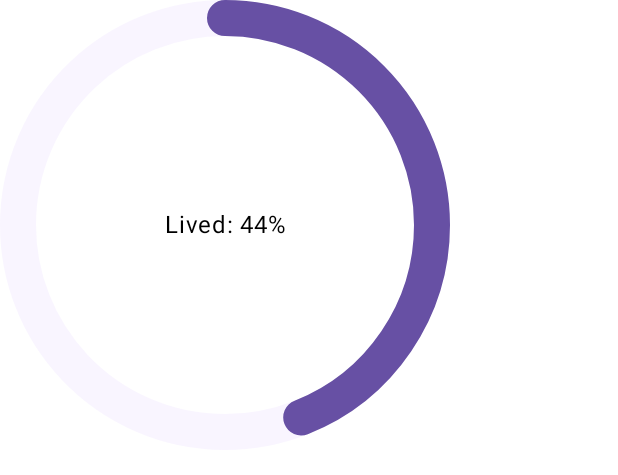
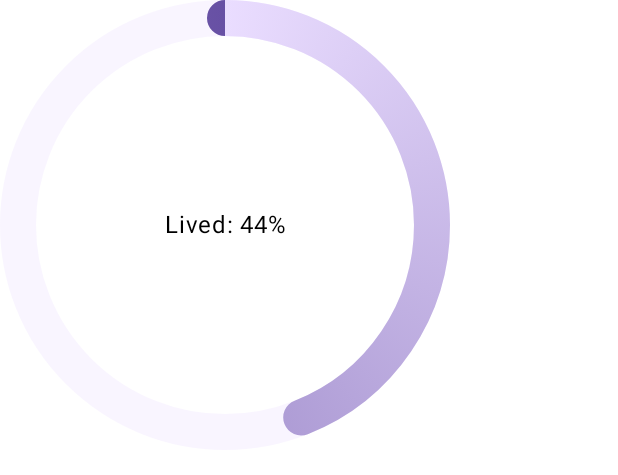
Before and after one commit to gergo225/MementoMoriCalendar, an Android app built with Jetpack Compose: the @Preview function CustomCircularProgressPreview, on a phone screen of 412 x 824 dp. Shown: the top 475 px of the screen. Run offline under Robolectric (Android 15) with nearby library versions, the phone set to English and light mode, and no system bars.

Commit message:
Add gradient to circular progress bar.
Implementation derived from Composes' CircularProgressIndicator and its draw methods.
There's still a bug where because of the rounded cap of the stroke, the starting color looks weird.

```diff
--- a/app/src/main/java/com/goldenraccoon/mementomoricalendar/ui/views/CustomCircularProgress.kt
+++ b/app/src/main/java/com/goldenraccoon/mementomoricalendar/ui/views/CustomCircularProgress.kt
@@ -1,15 +1,25 @@
 package com.goldenraccoon.mementomoricalendar.ui.views
 
+import androidx.compose.foundation.Canvas
 import androidx.compose.foundation.layout.Box
 import androidx.compose.foundation.layout.aspectRatio
 import androidx.compose.foundation.layout.fillMaxSize
 import androidx.compose.foundation.layout.size
-import androidx.compose.material3.CircularProgressIndicator
+import androidx.compose.foundation.progressSemantics
 import androidx.compose.material3.MaterialTheme
+import androidx.compose.material3.ProgressIndicatorDefaults
 import androidx.compose.material3.Text
 import androidx.compose.runtime.Composable
 import androidx.compose.ui.Alignment
 import androidx.compose.ui.Modifier
+import androidx.compose.ui.geometry.Offset
+import androidx.compose.ui.geometry.Size
+import androidx.compose.ui.graphics.Brush
+import androidx.compose.ui.graphics.Color
+import androidx.compose.ui.graphics.drawscope.DrawScope
+import androidx.compose.ui.graphics.drawscope.Stroke
+import androidx.compose.ui.graphics.drawscope.rotate
+import androidx.compose.ui.platform.LocalDensity
 import androidx.compose.ui.text.style.TextAlign
 import androidx.compose.ui.tooling.preview.Preview
 import androidx.compose.ui.unit.Dp
@@ -23,18 +33,26 @@ fun CustomCircularProgress(
     text: String,
     strokeWidth: Dp = 24.dp
 ) {
+    val trackColor = MaterialTheme.colorScheme.primaryContainer.copy(alpha = 0.3F)
+    val color = MaterialTheme.colorScheme.primaryContainer
+    val endColor = MaterialTheme.colorScheme.primary
+    val stroke = with(LocalDensity.current) { Stroke(width = strokeWidth.toPx(), cap = ProgressIndicatorDefaults.CircularDeterminateStrokeCap) }
+
     Box(
         modifier = modifier.aspectRatio(1F),
         contentAlignment = Alignment.Center
     ) {
-        CircularProgressIndicator(
-            modifier = Modifier.fillMaxSize(),
-            progress = { progress },
-            strokeWidth = strokeWidth,
-            gapSize = (-24).dp,
-            trackColor = MaterialTheme.colorScheme.primaryContainer.copy(alpha = 0.3F),
-            color = MaterialTheme.colorScheme.primary
-        )
+        Canvas(
+            modifier = Modifier
+                .fillMaxSize()
+                .progressSemantics(progress),
+
+        ) {
+            val startAngle = 270f
+            val sweep = progress * 360f
+            drawDeterminateCircularIndicator(startAngle, 360f, trackColor, stroke)
+            drawDeterminateCircularIndicator(startAngle, sweep, color, endColor, stroke)
+        }
 
         Text(
             text = text,
@@ -42,6 +60,67 @@ fun CustomCircularProgress(
         )
     }
 }
+
+private fun DrawScope.drawCircularIndicator(
+    startAngle: Float,
+    sweep: Float,
+    color: Color,
+    stroke: Stroke
+) {
+    // To draw this circle we need a rect with edges that line up with the midpoint of the stroke.
+    // To do this we need to remove half the stroke width from the total diameter for both sides.
+    val diameterOffset = stroke.width / 2
+    val arcDimen = size.width - 2 * diameterOffset
+    drawArc(
+        color = color,
+        startAngle = startAngle,
+        sweepAngle = sweep,
+        useCenter = false,
+        topLeft = Offset(diameterOffset, diameterOffset),
+        size = Size(arcDimen, arcDimen),
+        style = stroke
+    )
+}
+
+private fun DrawScope.drawCircularIndicator(
+    startAngle: Float,
+    sweep: Float,
+    gradientStart: Color,
+    gradientEnd: Color,
+    stroke: Stroke
+) {
+    // TODO: fix color at start cap
+    // To draw this circle we need a rect with edges that line up with the midpoint of the stroke.
+    // To do this we need to remove half the stroke width from the total diameter for both sides.
+    val diameterOffset = stroke.width / 2
+    val arcDimen = size.width - 2 * diameterOffset
+    rotate(-90f) {
+        drawArc(
+            brush = Brush.sweepGradient(listOf(gradientStart, gradientEnd)),
+            startAngle = startAngle + 90,
+            sweepAngle = sweep,
+            useCenter = false,
+            topLeft = Offset(diameterOffset, diameterOffset),
+            size = Size(arcDimen, arcDimen),
+            style = stroke
+        )
+    }
+}
+
+private fun DrawScope.drawDeterminateCircularIndicator(
+    startAngle: Float,
+    sweep: Float,
+    color: Color,
+    stroke: Stroke
+) = drawCircularIndicator(startAngle, sweep, color, stroke)
+
+private fun DrawScope.drawDeterminateCircularIndicator(
+    startAngle: Float,
+    sweep: Float,
+    gradientStart: Color,
+    gradientEnd: Color,
+    stroke: Stroke
+) = drawCircularIndicator(startAngle, sweep, gradientStart, gradientEnd, stroke)
 
 @Preview(showSystemUi = true)
 @Composable
```
